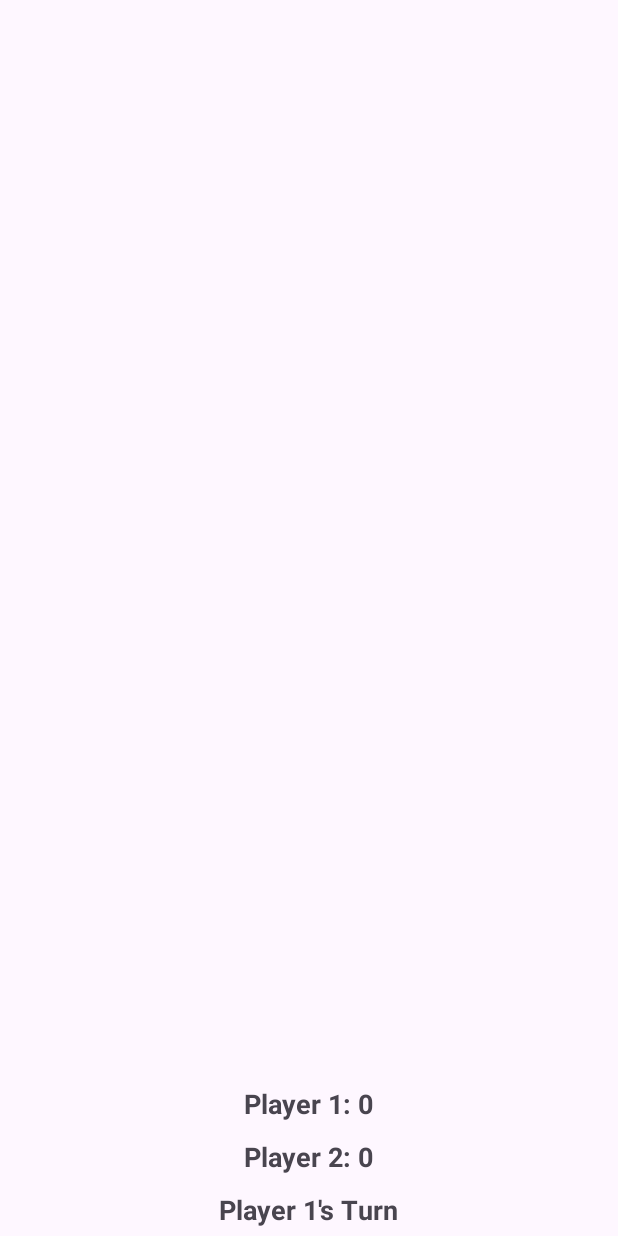
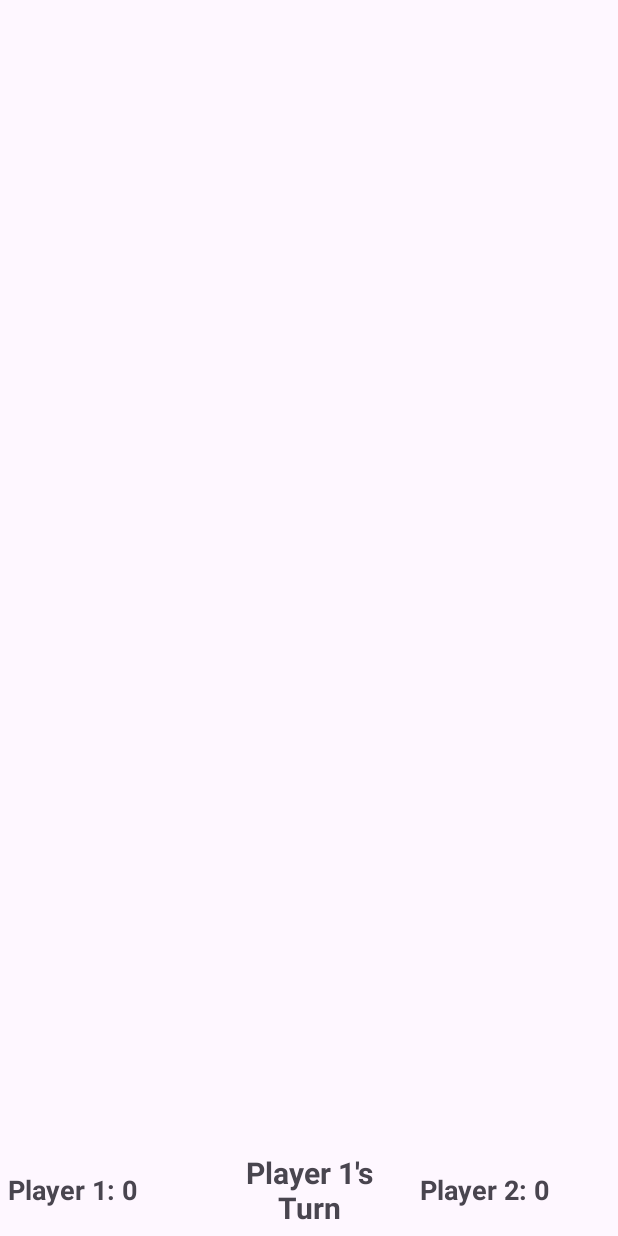
Before and after one commit to BrendanoElTaco/CSCI3660_Memory_Game, an Android app: the layout fragment_game.xml on its own in the app's theme, with its tools: preview values and no code run, on a phone screen of 412 x 824 dp. Run offline under Robolectric (Android 15) with nearby library versions, the phone set to English and light mode, and no system bars.

Commit message:
Fix text width and alignment in GameFragment layout
Corrected the layout_width attribute from '200sp' to '0dp' for the current_player TextView to ensure proper usage of layout weights in the horizontal LinearLayout. This change fixes the layout to evenly distribute space among the score TextViews and the current player indicator.

```diff
--- a/app/src/main/res/layout/activity_main.xml
+++ b/app/src/main/res/layout/activity_main.xml
@@ -13,6 +13,8 @@
         android:id="@+id/bottom_navigation"
         android:layout_width="match_parent"
         android:layout_height="wrap_content"
+        app:itemTextAppearanceActive="@style/BottomNavigationTextAppearance"
+        app:itemTextAppearanceInactive="@style/BottomNavigationTextAppearance"
         android:layout_alignParentBottom="true"
         app:menu="@menu/bottom_navigation_menu" />
 
--- a/app/src/main/res/layout/fragment_game.xml
+++ b/app/src/main/res/layout/fragment_game.xml
@@ -14,31 +14,44 @@
         android:padding="5dp"
         android:clipToPadding="false" />
 
+    <LinearLayout
+        android:layout_width="match_parent"
+        android:layout_height="wrap_content"
+        android:orientation="horizontal"
+        android:weightSum="3"
+        android:gravity="center">
+
         <TextView
             android:id="@+id/player1_score"
-        android:layout_width="wrap_content"
+            android:layout_width="0dp"
             android:layout_height="wrap_content"
+            android:layout_weight="1"
+            android:padding="5dp"
             android:text="Player 1: 0"
             android:textSize="18sp"
-        android:textStyle="bold"
-        android:padding="5dp" />
+            android:textStyle="bold" />
+
+        <TextView
+            android:id="@+id/current_player"
+            android:layout_width="0dp"
+            android:layout_height="wrap_content"
+            android:layout_weight="1"
+            android:padding="5dp"
+            android:text="Player 1's Turn"
+            android:textSize="20sp"
+            android:gravity="center"
+            android:textStyle="bold" />
 
         <TextView
             android:id="@+id/player2_score"
-        android:layout_width="wrap_content"
+            android:layout_width="0dp"
             android:layout_height="wrap_content"
+            android:layout_weight="1"
+            android:padding="5dp"
             android:text="Player 2: 0"
             android:textSize="18sp"
-        android:textStyle="bold"
-        android:padding="5dp" />
-
-    <TextView
-        android:id="@+id/current_player"
-        android:layout_width="wrap_content"
-        android:layout_height="wrap_content"
-        android:text="Player 1's Turn"
-        android:textSize="18sp"
-        android:textStyle="bold"
-        android:padding="5dp" />
+            android:textStyle="bold" />
 
     </LinearLayout>
+
+</LinearLayout>
--- /dev/null
+++ b/app/src/main/res/values/styles.xml
@@ -0,0 +1,6 @@
+<?xml version="1.0" encoding="utf-8"?>
+<resources>
+    <style name="BottomNavigationTextAppearance" parent="Widget.Design.BottomNavigationView">
+        <item name="android:textSize">15sp</item>
+    </style>
+</resources>
```
Lines whose indentation alone changed are shown as unchanged.
